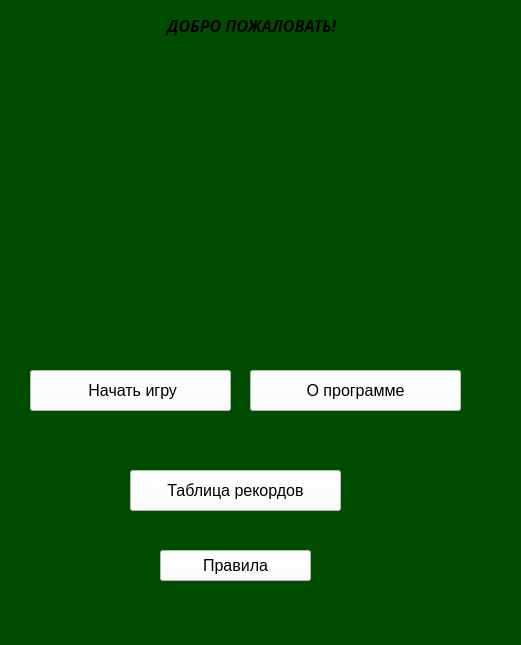
Above: internal/ooi/meenyoo.ui from Tikhon2783/yandex-liceum-QT-project before the change. Below: the same form after it.
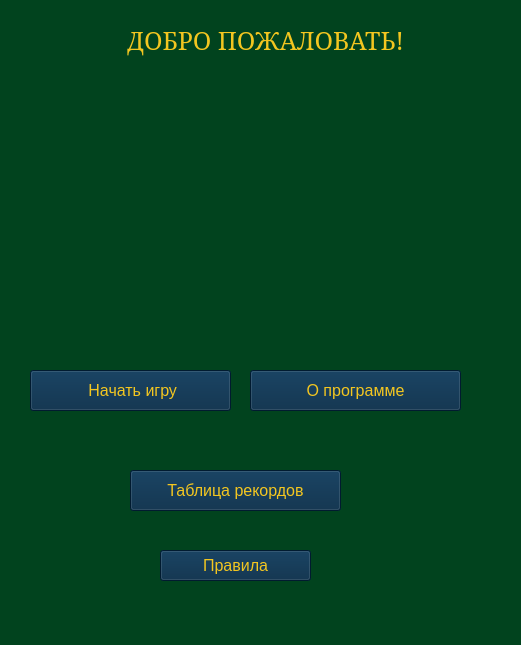
That is the form after the change. Icons and pictures are not drawn.

Commit message: Update colors, fix widgets

```diff
--- a/internal/ooi/meenyoo.ui
+++ b/internal/ooi/meenyoo.ui
@@ -17,34 +17,35 @@
    <string>&lt;html&gt;&lt;head/&gt;&lt;body&gt;&lt;p&gt;&lt;img src=&quot;https://www.liveabout.com/thmb/_CkaBejGkMkOZl2fs1uwslQrOVk=/1500x0/filters:no_upscale():max_bytes(150000):strip_icc()/winning-blackjack-hand-on-casino-table-520257696-58979c263df78caebc19a6e7.jpg&quot;/&gt;&lt;/p&gt;&lt;/body&gt;&lt;/html&gt;</string>
   </property>
   <property name="styleSheet">
-   <string notr="true">background-color: rgb(0, 76, 0);</string>
+   <string notr="true">background-color: rgb(1, 67, 30);</string>
   </property>
   <widget class="QWidget" name="centralwidget">
    <widget class="QLabel" name="MainLabel">
     <property name="geometry">
      <rect>
-      <x>100</x>
-      <y>10</y>
-      <width>291</width>
-      <height>31</height>
+      <x>60</x>
+      <y>0</y>
+      <width>411</width>
+      <height>81</height>
      </rect>
     </property>
     <property name="font">
      <font>
-      <family>Noto Serif Cond</family>
-      <pointsize>12</pointsize>
-      <weight>75</weight>
-      <italic>true</italic>
-      <bold>true</bold>
+      <family>MS Serif</family>
+      <pointsize>19</pointsize>
+      <weight>50</weight>
+      <italic>false</italic>
+      <bold>false</bold>
+      <underline>false</underline>
+      <stylestrategy>PreferDefault</stylestrategy>
+      <kerning>true</kerning>
      </font>
     </property>
     <property name="styleSheet">
-     <string notr="true">background-color: rgb(0, 77, 0);
-border-top-color: rgb(255, 255, 255);
-color: rgb(0, 0, 0)</string>
+     <string notr="true">color: rgb(243, 198, 32);</string>
     </property>
     <property name="text">
-     <string>   ДОБРО ПОЖАЛОВАТЬ!</string>
+     <string>ДОБРО ПОЖАЛОВАТЬ!</string>
     </property>
     <property name="alignment">
      <set>Qt::AlignCenter</set>
@@ -69,8 +70,8 @@
      </font>
     </property>
     <property name="styleSheet">
-     <string notr="true">background-color: rgb(255, 255, 255);
-color: rgb(0, 0, 0);</string>
+     <string notr="true">background-color: rgb(1, 38, 67);
+color: rgb(243, 198, 32);</string>
     </property>
     <property name="text">
      <string> Начать игру</string>
@@ -95,9 +96,8 @@
      </font>
     </property>
     <property name="styleSheet">
-     <string notr="true">background-color: rgb(255, 255, 255);
-color: rgb(0, 0, 0);
-</string>
+     <string notr="true">background-color: rgb(1, 38, 67);
+color: rgb(243, 198, 32);</string>
     </property>
     <property name="text">
      <string>Таблица рекордов</string>
@@ -122,8 +122,8 @@
      </font>
     </property>
     <property name="styleSheet">
-     <string notr="true">background-color: rgb(255, 255, 255);
-color: rgb(0, 0, 0);</string>
+     <string notr="true">background-color: rgb(1, 38, 67);
+color: rgb(243, 198, 32);</string>
     </property>
     <property name="text">
      <string notr="true">О программе</string>
@@ -132,8 +132,8 @@
    <widget class="QLabel" name="Photo">
     <property name="geometry">
      <rect>
-      <x>110</x>
-      <y>80</y>
+      <x>120</x>
+      <y>110</y>
       <width>281</width>
       <height>171</height>
      </rect>
@@ -164,8 +164,8 @@
      </font>
     </property>
     <property name="styleSheet">
-     <string notr="true">background-color: rgb(255, 255, 255);
-color: rgb(0, 0, 0);</string>
+     <string notr="true">background-color: rgb(1, 38, 67);
+color: rgb(243, 198, 32);</string>
     </property>
     <property name="text">
      <string>Правила</string>
```
Left out of the diff: 2 changed lines with no effect on the pictures. The commit also changes 24 other files.
